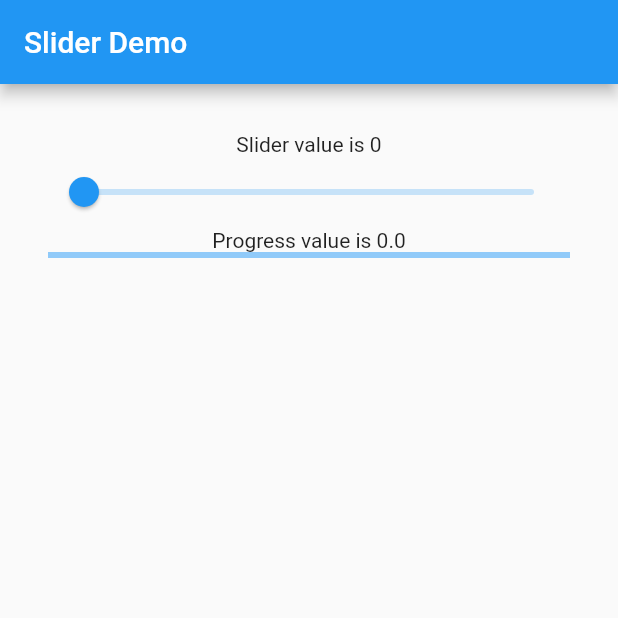
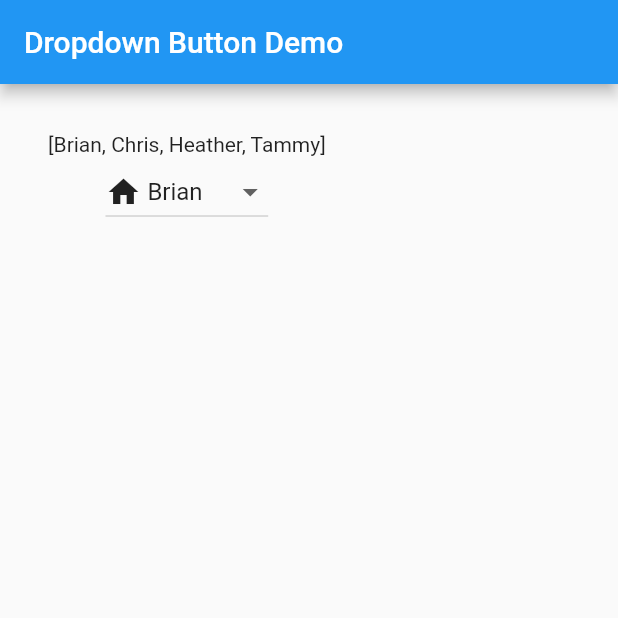
Before and after one commit to brianwoo/flutter_tutorial, a Flutter app: the screen it shows after launch, on a phone screen of 412 x 824 dp, the top half of it. Run offline on Flutter 3.47's test engine with Material 2 defaults, Android fonts, the phone set to English and light mode, and no system bars.

Commit message:
Finished Lesson 33

```diff
--- /dev/null
+++ b/lib/flutter33_dropdown/dropdown.dart
@@ -0,0 +1,65 @@
+import 'package:flutter/material.dart';
+
+flutter_dropdown() => runApp(new MaterialApp(
+    home: new DropdownDemo()
+  )
+);
+
+
+
+class DropdownDemo extends StatefulWidget
+{
+  @override
+  _DropdownDemoState createState() => new _DropdownDemoState();
+}
+
+class _DropdownDemoState extends State<DropdownDemo>
+{
+
+  String _value = null;
+  List<String> _values = new List<String>();
+
+  @override
+  void initState()
+  {
+    //super.initState();
+    _values.addAll(["Brian", "Chris", "Heather", "Tammy"]);
+    _value = _values.elementAt(0);
+  }
+
+  void _onChanged(String value)
+  {
+    setState(() {
+      _value = value;
+    });
+  }
+
+  Widget build(BuildContext context)
+  {
+    return new Scaffold(
+      appBar: new AppBar(title: new Text("Dropdown Button Demo")),
+      body: new Container(
+        padding: new EdgeInsets.all(32.0),
+        child: new Column(
+          children: <Widget>[
+            new Text(_values.toString()),
+            new DropdownButton(
+              value: _value,
+              onChanged: (String value) => _onChanged(value),
+              items: _values.map((String val) {
+                return new DropdownMenuItem(
+                  value: val,
+                  child: new Row(children: <Widget>[
+                    new Icon(Icons.home),
+                    new Text(" $val")
+                  ],)
+                );
+              }).toList()
+            )
+          ],
+        ),
+      ),
+    );
+  }
+
+}
--- a/lib/main.dart
+++ b/lib/main.dart
@@ -9,7 +9,8 @@ import 'package:flutter_tutorial/flutter28_textfield/textfield.dart' as textFiel
 import 'package:flutter_tutorial/flutter29_checkbox/checkbox.dart' as checkboxDemo;
 import 'package:flutter_tutorial/flutter30_radio/radio.dart' as radioDemo;
 import 'package:flutter_tutorial/flutter31_switch_widget/switchWidget.dart' as switchWidgetDemo;
-import 'package:flutter_tutorial/flutter32_slider/slider.dart' as slideDemo;
+import 'package:flutter_tutorial/flutter32_slider/slider.dart' as sliderDemo;
+import 'package:flutter_tutorial/flutter33_dropdown/dropdown.dart' as dropdownDemo;
 
 
 // void main() => flutter23();
@@ -21,7 +22,8 @@ import 'package:flutter_tutorial/flutter32_slider/slider.dart' as slideDemo;
 // void main() => checkboxDemo.flutter_checkbox();
 // void main() => radioDemo.flutter_radio();
 // void main() => switchWidgetDemo.flutter_switchWidgetDemo();
-void main() => slideDemo.flutter_slider();
+// void main() => sliderDemo.flutter_slider();
+void main() => dropdownDemo.flutter_dropdown();
 
 // void main() {
 //   runApp(
```
